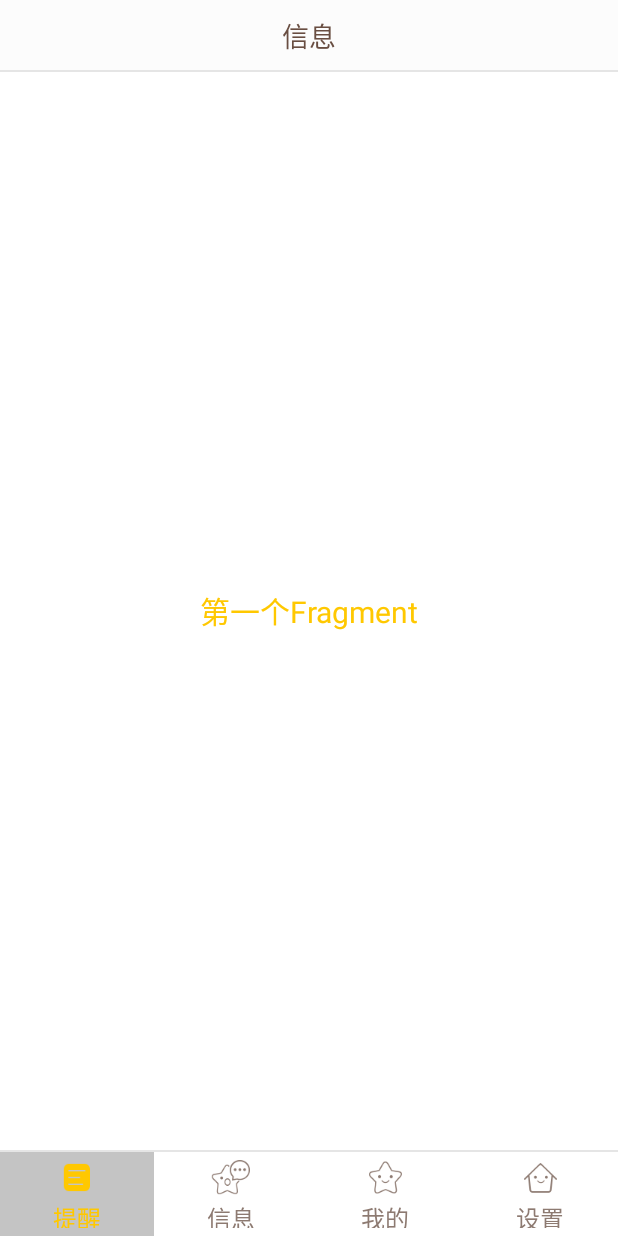
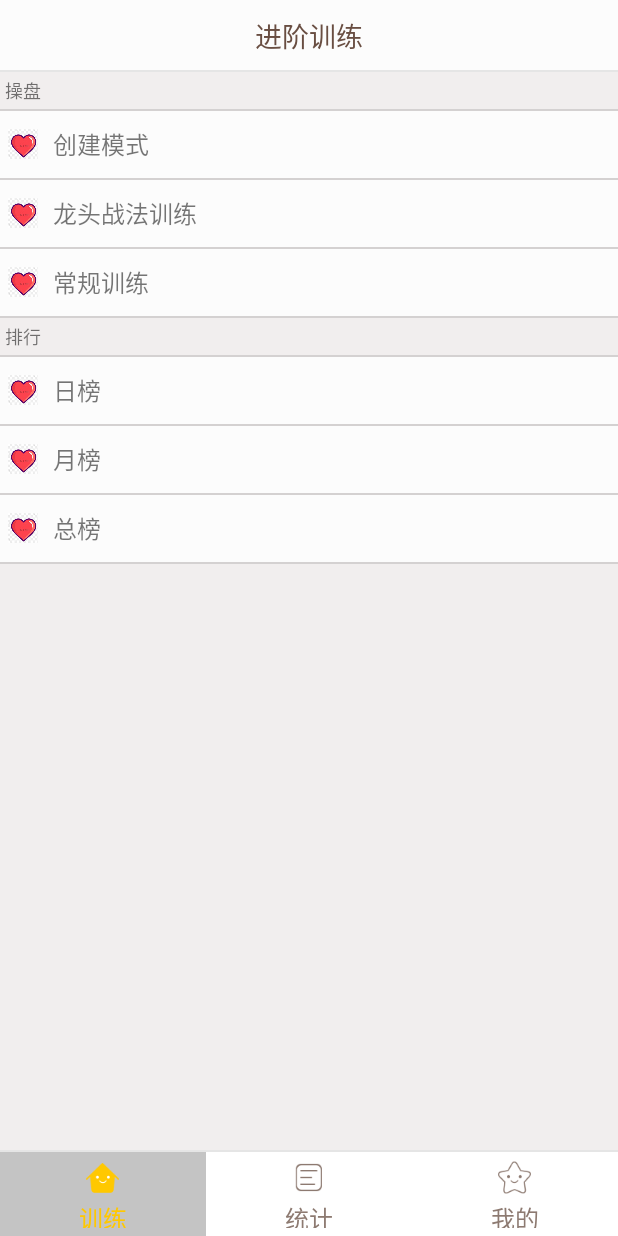
Before and after one commit to wangml-start/msxl, an Android app: the AppMainActivity screen opened directly, with no data from a screen before it, on a phone screen of 412 x 824 dp. Run offline under Robolectric (Android 15) with nearby library versions, the phone set to English and light mode, and no system bars.

Commit message:
主页面建设

```diff
--- a/app/src/main/java/com/cgmn/msxl/ac/AppMainActivity.java
+++ b/app/src/main/java/com/cgmn/msxl/ac/AppMainActivity.java
@@ -11,7 +11,7 @@ import android.widget.FrameLayout;
 import android.widget.TextView;
 import androidx.appcompat.app.AppCompatActivity;
 import com.cgmn.msxl.R;
-import com.cgmn.msxl.comp.PageFragment;
+import com.cgmn.msxl.comp.TrainFragment;
 import com.cgmn.msxl.utils.MessageUtil;
 
 public class AppMainActivity extends AppCompatActivity
@@ -19,52 +19,47 @@ public class AppMainActivity extends AppCompatActivity
     private static final String TAG = AppMainActivity.class.getSimpleName();
     private Context mContxt;
     //UI Object
-    private TextView txt_topbar;
-    private TextView txt_channel;
-    private TextView txt_message;
-    private TextView txt_better;
-    private TextView txt_setting;
+    private TextView txt_xunlian;
+    private TextView txt_statistic;
+    private TextView txt_may;
     private FrameLayout ly_content;
 
     //消息处理
     private Handler mHandler;
 
     //Fragment Object
-    private PageFragment fg1,fg2,fg3,fg4;
+    private TrainFragment fg1,fg2,fg3,fg4;
     private FragmentManager fManager;
 
     @Override
     protected void onCreate(Bundle savedInstanceState) {
         super.onCreate(savedInstanceState);
         setContentView(R.layout.app_main_layout);
+        mContxt = this;
         initMessageHandle();
         bindAppMainView();
         fManager = getFragmentManager();
-        txt_channel.performClick();
+        txt_xunlian.performClick();
     }
 
 
     private void bindAppMainView() {
         mContxt = this;
-        txt_topbar = (TextView) findViewById(R.id.txt_topbar);
-        txt_channel = (TextView) findViewById(R.id.txt_channel);
-        txt_message = (TextView) findViewById(R.id.txt_message);
-        txt_better = (TextView) findViewById(R.id.txt_better);
-        txt_setting = (TextView) findViewById(R.id.txt_setting);
+        txt_xunlian = (TextView) findViewById(R.id.txt_xunlian);
+        txt_statistic = (TextView) findViewById(R.id.txt_statistic);
+        txt_may = (TextView) findViewById(R.id.txt_may);
         ly_content = (FrameLayout) findViewById(R.id.ly_content);
 
-        txt_channel.setOnClickListener(this);
-        txt_message.setOnClickListener(this);
-        txt_better.setOnClickListener(this);
-        txt_setting.setOnClickListener(this);
+        txt_xunlian.setOnClickListener(this);
+        txt_statistic.setOnClickListener(this);
+        txt_may.setOnClickListener(this);
     }
 
     //重置所有文本的选中状态
     private void setSelected(){
-        txt_channel.setSelected(false);
-        txt_message.setSelected(false);
-        txt_better.setSelected(false);
-        txt_setting.setSelected(false);
+        txt_xunlian.setSelected(false);
+        txt_statistic.setSelected(false);
+        txt_may.setSelected(false);
     }
 
     private void initMessageHandle() {
@@ -72,7 +67,9 @@ public class AppMainActivity extends AppCompatActivity
             @Override
             public boolean handleMessage(Message msg) {
                 if (msg.what == MessageUtil.REQUEST_SUCCESS) {
+
                 } else if (msg.what == MessageUtil.EXCUTE_EXCEPTION) {
+
                 }
                 return false;
             }
@@ -93,44 +90,34 @@ public class AppMainActivity extends AppCompatActivity
         FragmentTransaction fTransaction = fManager.beginTransaction();
         hideAllFragment(fTransaction);
         switch (v.getId()){
-            case R.id.txt_channel:
+            case R.id.txt_xunlian:
                 setSelected();
-                txt_channel.setSelected(true);
+                txt_xunlian.setSelected(true);
                 if(fg1 == null){
-                    fg1 = new PageFragment("第一个Fragment");
+                    fg1 = new TrainFragment();
                     fTransaction.add(R.id.ly_content,fg1);
                 }else{
                     fTransaction.show(fg1);
                 }
                 break;
-            case R.id.txt_message:
+            case R.id.txt_statistic:
                 setSelected();
-                txt_message.setSelected(true);
+                txt_statistic.setSelected(true);
                 if(fg2 == null){
-                    fg2 = new PageFragment("第二个Fragment");
+//                    fg2 = new TrainFragment("第二个Fragment");
                     fTransaction.add(R.id.ly_content,fg2);
                 }else{
                     fTransaction.show(fg2);
                 }
                 break;
-            case R.id.txt_better:
+            case R.id.txt_may:
                 setSelected();
-                txt_better.setSelected(true);
+                txt_may.setSelected(true);
                 if(fg3 == null){
-                    fg3 = new PageFragment("第三个Fragment");
+//                    fg3 = new TrainFragment();
                     fTransaction.add(R.id.ly_content,fg3);
                 }else{
                     fTransaction.show(fg3);
-                }
-                break;
-            case R.id.txt_setting:
-                setSelected();
-                txt_setting.setSelected(true);
-                if(fg4 == null){
-                    fg4 = new PageFragment("第四个Fragment");
-                    fTransaction.add(R.id.ly_content,fg4);
-                }else{
-                    fTransaction.show(fg4);
                 }
                 break;
         }
--- /dev/null
+++ b/app/src/main/java/com/cgmn/msxl/comp/MayFragment.java
@@ -0,0 +1,26 @@
+package com.cgmn.msxl.comp;
+
+import android.annotation.SuppressLint;
+import android.app.Fragment;
+import android.os.Bundle;
+import android.view.LayoutInflater;
+import android.view.View;
+import android.view.ViewGroup;
+import android.widget.TextView;
+import com.cgmn.msxl.R;
+
+@SuppressLint("ValidFragment")
+public class MayFragment extends Fragment {
+    private String content;
+    public MayFragment(String content) {
+        this.content = content;
+    }
+
+    @Override
+    public View onCreateView(LayoutInflater inflater, ViewGroup container, Bundle savedInstanceState) {
+        View view = inflater.inflate(R.layout.train_fragment, container, false);
+//        TextView txt_content = (TextView) view.findViewById(R.id.txt_content);
+//        txt_content.setText(content);
+        return view;
+    }
+}
--- a/app/src/main/java/com/cgmn/msxl/comp/PageFragment.java
+++ b/app/src/main/java/com/cgmn/msxl/comp/StatisticFragment.java
@@ -10,17 +10,17 @@ import android.widget.TextView;
 import com.cgmn.msxl.R;
 
 @SuppressLint("ValidFragment")
-public class PageFragment extends Fragment {
+public class StatisticFragment extends Fragment {
     private String content;
-    public PageFragment(String content) {
+    public StatisticFragment(String content) {
         this.content = content;
     }
 
     @Override
     public View onCreateView(LayoutInflater inflater, ViewGroup container, Bundle savedInstanceState) {
-        View view = inflater.inflate(R.layout.fg_content, container, false);
-        TextView txt_content = (TextView) view.findViewById(R.id.txt_content);
-        txt_content.setText(content);
+        View view = inflater.inflate(R.layout.train_fragment, container, false);
+//        TextView txt_content = (TextView) view.findViewById(R.id.txt_content);
+//        txt_content.setText(content);
         return view;
     }
 }
--- /dev/null
+++ b/app/src/main/java/com/cgmn/msxl/comp/TrainFragment.java
@@ -0,0 +1,48 @@
+package com.cgmn.msxl.comp;
+
+import android.annotation.SuppressLint;
+import android.app.Fragment;
+import android.content.Context;
+import android.os.Bundle;
+import android.view.LayoutInflater;
+import android.view.View;
+import android.view.ViewGroup;
+import android.widget.ListView;
+import android.widget.TextView;
+import com.cgmn.msxl.R;
+import com.cgmn.msxl.comp.adpter.MutiLayoutAdapter;
+import com.cgmn.msxl.data.PageMainItem;
+import com.cgmn.msxl.data.SplitItem;
+
+import java.util.ArrayList;
+
+@SuppressLint("ValidFragment")
+public class TrainFragment extends Fragment {
+    private Context mContxt;
+    private ListView list_content;
+    private ArrayList<Object> mData = null;
+    private MutiLayoutAdapter myAdapter = null;
+
+    @Override
+    public View onCreateView(LayoutInflater inflater, ViewGroup container, Bundle savedInstanceState) {
+        View view = inflater.inflate(R.layout.train_fragment, container, false);
+        list_content = view.findViewById(R.id.list_content);
+        mContxt = view.getContext();
+        mData = new ArrayList<Object>();
+
+        mData.add(new SplitItem(getString(R.string.trading)));
+        mData.add(new PageMainItem(R.mipmap.head, getString(R.string.mode_setting)));
+        mData.add(new PageMainItem(R.mipmap.head, getString(R.string.dragTrain)));
+        mData.add(new PageMainItem(R.mipmap.head, getString(R.string.tradTrain)));
+
+        mData.add(new SplitItem(getString(R.string.ranking)));
+        mData.add(new PageMainItem(R.mipmap.head, getString(R.string.day_ranking)));
+        mData.add(new PageMainItem(R.mipmap.head, getString(R.string.month_ranking)));
+        mData.add(new PageMainItem(R.mipmap.head, getString(R.string.total_ranking)));
+
+        myAdapter = new MutiLayoutAdapter(mContxt, mData);
+        list_content.setAdapter(myAdapter);
+
+        return view;
+    }
+}
--- /dev/null
+++ b/app/src/main/java/com/cgmn/msxl/comp/adpter/MutiLayoutAdapter.java
@@ -0,0 +1,127 @@
+package com.cgmn.msxl.comp.adpter;
+
+import android.content.Context;
+import android.view.LayoutInflater;
+import android.view.View;
+import android.view.ViewGroup;
+import android.widget.BaseAdapter;
+import android.widget.ImageView;
+import android.widget.TextView;
+import com.cgmn.msxl.R;
+import com.cgmn.msxl.data.PageMainItem;
+import com.cgmn.msxl.data.SplitItem;
+
+import java.util.ArrayList;
+
+public class MutiLayoutAdapter extends BaseAdapter {
+
+    //定义两个类别标志
+    private static final int TYPE_SPLIT_ITEM = 0;
+    private static final int TYPE_MAIN_ITEM = 1;
+    private Context mContext;
+    private ArrayList<Object> mData = null;
+
+
+    public MutiLayoutAdapter(Context mContext, ArrayList<Object> mData) {
+        this.mContext = mContext;
+        this.mData = mData;
+    }
+
+    @Override
+    public int getCount() {
+        return mData.size();
+    }
+
+    @Override
+    public Object getItem(int position) {
+        return mData.get(position);
+    }
+
+    @Override
+    public long getItemId(int position) {
+        return position;
+    }
+
+    //多布局的核心，通过这个判断类别
+    @Override
+    public int getItemViewType(int position) {
+        if (mData.get(position) instanceof PageMainItem) {
+            return TYPE_MAIN_ITEM;
+        } else if (mData.get(position) instanceof SplitItem) {
+            return TYPE_SPLIT_ITEM;
+        } else {
+            return super.getItemViewType(position);
+        }
+    }
+
+    //类别数目
+    @Override
+    public int getViewTypeCount() {
+        return 2;
+    }
+
+
+    @Override
+    public View getView(int position, View convertView, ViewGroup parent) {
+        int type = getItemViewType(position);
+        ItemViewHolder itemHolder = null;
+        SplitViewHolder splitHolder = null;
+        if(convertView == null){
+            switch (type){
+                case TYPE_MAIN_ITEM:
+                    itemHolder = new ItemViewHolder();
+                    convertView = LayoutInflater.from(mContext).inflate(R.layout.main_list_item, parent, false);
+                    itemHolder.img_icon = (ImageView) convertView.findViewById(R.id.img_icon);
+                    itemHolder.txt_aname = (TextView) convertView.findViewById(R.id.txt_aname);
+                    convertView.setTag(R.id.tag_main_item,itemHolder);
+                    break;
+                case TYPE_SPLIT_ITEM:
+                    splitHolder = new SplitViewHolder();
+                    convertView = LayoutInflater.from(mContext).inflate(R.layout.split_item, parent, false);
+                    splitHolder.txt_split = (TextView) convertView.findViewById(R.id.txt_split_val);
+                    convertView.setTag(R.id.Tag_split_item,splitHolder);
+                    break;
+            }
+        }else{
+            switch (type){
+                case TYPE_MAIN_ITEM:
+                    itemHolder = (ItemViewHolder) convertView.getTag(R.id.tag_main_item);
+                    break;
+                case TYPE_SPLIT_ITEM:
+                    splitHolder = (SplitViewHolder) convertView.getTag(R.id.Tag_split_item);
+                    break;
+            }
+        }
+
+        Object obj = mData.get(position);
+        //设置下控件的值
+        switch (type){
+            case TYPE_MAIN_ITEM:
+                PageMainItem item = (PageMainItem) obj;
+                if(item != null){
+                    itemHolder.img_icon.setImageResource(item.getaIcon());
+                    itemHolder.txt_aname.setText(item.getaName());
+                }
+                break;
+            case TYPE_SPLIT_ITEM:
+                SplitItem split = (SplitItem) obj;
+                if(split != null){
+                    splitHolder.txt_split.setText(split.getSplitText());
+                }
+                break;
+        }
+        return convertView;
+    }
+
+
+    //两个不同的ViewHolder
+    private static class ItemViewHolder{
+        ImageView img_icon;
+        TextView txt_aname;
+    }
+
+    private static class SplitViewHolder{
+        TextView txt_split;
+    }
+
+}
--- /dev/null
+++ b/app/src/main/java/com/cgmn/msxl/data/PageMainItem.java
@@ -0,0 +1,30 @@
+package com.cgmn.msxl.data;
+
+public class PageMainItem {
+    private int aIcon;
+    private String aName;
+
+    public PageMainItem() {
+    }
+
+    public PageMainItem(int aIcon, String aName) {
+        this.aIcon = aIcon;
+        this.aName = aName;
+    }
+
+    public int getaIcon() {
+        return aIcon;
+    }
+
+    public String getaName() {
+        return aName;
+    }
+
+    public void setaIcon(int aIcon) {
+        this.aIcon = aIcon;
+    }
+
+    public void setaName(String aName) {
+        this.aName = aName;
+    }
+}
--- /dev/null
+++ b/app/src/main/java/com/cgmn/msxl/data/SplitItem.java
@@ -0,0 +1,17 @@
+package com.cgmn.msxl.data;
+
+public class SplitItem {
+    private String splitText;
+
+    public SplitItem(String content){
+        splitText = content;
+    }
+
+    public String getSplitText() {
+        return splitText;
+    }
+
+    public void setSplitText(String splitText) {
+        this.splitText = splitText;
+    }
+}
--- a/app/src/main/res/layout/app_main_layout.xml
+++ b/app/src/main/res/layout/app_main_layout.xml
@@ -3,33 +3,6 @@
         android:layout_width="match_parent"
         android:layout_height="match_parent"
         tools:context=".MainActivity">
-
-    <RelativeLayout
-            android:id="@+id/ly_top_bar"
-            android:layout_width="match_parent"
-            android:layout_height="48dp"
-            android:background="@color/bg_topbar">
-
-        <TextView
-                android:id="@+id/txt_topbar"
-                android:layout_width="match_parent"
-                android:layout_height="match_parent"
-                android:layout_centerInParent="true"
-                android:gravity="center"
-                android:textSize="18sp"
-                android:textColor="@color/text_topbar"
-                android:text="信息"/>
-
-
-        <View
-                android:layout_width="match_parent"
-                android:layout_height="2px"
-                android:background="@color/div_white"
-                android:layout_alignParentBottom="true"/>
-
-    </RelativeLayout>
-
-
 
     <LinearLayout
             android:id="@+id/ly_tab_bar"
@@ -38,9 +11,21 @@
             android:layout_alignParentBottom="true"
             android:background="@color/bg_white"
             android:orientation="horizontal">
-
         <TextView
-                android:id="@+id/txt_channel"
+                android:id="@+id/txt_xunlian"
+                android:layout_width="0dp"
+                android:layout_height="match_parent"
+                android:layout_weight="1"
+                android:background="@drawable/tab_menu_bg"
+                android:drawablePadding="3dp"
+                android:drawableTop="@drawable/tab_menu_setting"
+                android:gravity="center"
+                android:padding="5dp"
+                android:text="@string/tab_menu_xunlian"
+                android:textColor="@drawable/tab_menu_text"
+                android:textSize="16sp"/>
+        <TextView
+                android:id="@+id/txt_statistic"
                 android:layout_width="0dp"
                 android:layout_height="match_parent"
                 android:layout_weight="1"
@@ -49,26 +34,11 @@
                 android:drawableTop="@drawable/tab_menu_channel"
                 android:gravity="center"
                 android:padding="5dp"
-                android:text="@string/tab_menu_alert"
+                android:text="@string/tab_menu_statistic"
                 android:textColor="@drawable/tab_menu_text"
                 android:textSize="16sp" />
-
         <TextView
-                android:id="@+id/txt_message"
-                android:layout_width="0dp"
-                android:layout_height="match_parent"
-                android:layout_weight="1"
-                android:background="@drawable/tab_menu_bg"
-                android:drawablePadding="3dp"
-                android:drawableTop="@drawable/tab_menu_message"
-                android:gravity="center"
-                android:padding="5dp"
-                android:text="@string/tab_menu_profile"
-                android:textColor="@drawable/tab_menu_text"
-                android:textSize="16sp" />
-
-        <TextView
-                android:id="@+id/txt_better"
+                android:id="@+id/txt_may"
                 android:layout_width="0dp"
                 android:layout_height="match_parent"
                 android:layout_weight="1"
@@ -77,23 +47,9 @@
                 android:drawableTop="@drawable/tab_menu_better"
                 android:gravity="center"
                 android:padding="5dp"
-                android:text="@string/tab_menu_pay"
+                android:text="@string/tab_menu_may"
                 android:textColor="@drawable/tab_menu_text"
                 android:textSize="16sp" />
-
-        <TextView
-                android:id="@+id/txt_setting"
-                android:layout_width="0dp"
-                android:layout_height="match_parent"
-                android:layout_weight="1"
-                android:background="@drawable/tab_menu_bg"
-                android:drawablePadding="3dp"
-                android:drawableTop="@drawable/tab_menu_setting"
-                android:gravity="center"
-                android:padding="5dp"
-                android:text="@string/tab_menu_setting"
-                android:textColor="@drawable/tab_menu_text"
-                android:textSize="16sp"/>
 
     </LinearLayout>
 
@@ -108,7 +64,6 @@
     <FrameLayout
             android:layout_width="match_parent"
             android:layout_height="match_parent"
-            android:layout_below="@id/ly_top_bar"
             android:layout_above="@id/div_tab_bar"
             android:id="@+id/ly_content">
 
--- a/app/src/main/res/layout/fg_content.xml
+++ /dev/null
@@ -1,16 +0,0 @@
-<?xml version="1.0" encoding="utf-8"?>
-<LinearLayout xmlns:android="http://schemas.android.com/apk/res/android"
-    android:orientation="vertical" android:layout_width="match_parent"
-    android:layout_height="match_parent"
-    android:background="@color/bg_white">
-
-    <TextView
-        android:id="@+id/txt_content"
-        android:layout_width="match_parent"
-        android:layout_height="match_parent"
-        android:gravity="center"
-        android:text="呵呵"
-        android:textColor="@color/text_yellow"
-        android:textSize="20sp"/>
-
-</LinearLayout>
--- /dev/null
+++ b/app/src/main/res/layout/main_list_item.xml
@@ -0,0 +1,26 @@
+<?xml version="1.0" encoding="utf-8"?>
+<RelativeLayout xmlns:android="http://schemas.android.com/apk/res/android"
+        android:layout_width="match_parent"
+        android:layout_height="match_parent"
+        android:orientation="horizontal"
+        android:background="@color/bg_topbar"
+        android:padding="5dp">
+    <ImageView
+            android:id="@+id/img_icon"
+            android:layout_width="20dp"
+            android:layout_height="20dp"
+            android:layout_centerVertical="true"
+            android:layout_alignParentLeft="true"
+            android:src="@mipmap/head" />
+           />
+
+    <TextView
+            android:id="@+id/txt_aname"
+            android:layout_width="match_parent"
+            android:layout_height="match_parent"
+            android:layout_centerVertical="true"
+            android:layout_alignParentLeft="true"
+            android:layout_marginLeft="30dp"
+            android:layout_marginTop="10dp"
+            android:textSize="@dimen/NormalSize" />
+</RelativeLayout>
--- /dev/null
+++ b/app/src/main/res/layout/split_item.xml
@@ -0,0 +1,17 @@
+<?xml version="1.0" encoding="utf-8"?>
+<RelativeLayout xmlns:android="http://schemas.android.com/apk/res/android"
+        android:layout_width="match_parent"
+        android:layout_height="wrap_content"
+        android:orientation="horizontal"
+        android:layout_marginTop="20dp"
+        android:padding="3dp">
+
+    <TextView
+            android:id="@+id/txt_split_val"
+            android:layout_width="match_parent"
+            android:layout_height="match_parent"
+            android:layout_centerVertical="true"
+            android:layout_alignParentLeft="true"
+            android:text="SSDSD"
+            android:textSize="@dimen/smallSize" />
+</RelativeLayout>
--- a/app/src/main/res/layout/toast_layout.xml
+++ b/app/src/main/res/layout/toast_layout.xml
@@ -15,8 +15,8 @@
         android:layout_marginLeft="10dp"
         android:layout_marginRight="10dp"
         android:gravity="center"
-        android:textColor="@color/colorWhite"
-        android:textSize="17sp" />
+        android:textColor="@color/bg_white"
+        android:textSize="@dimen/NormalSize" />
 
     <TextView
         android:id="@+id/toast_sub"
@@ -27,7 +27,7 @@
         android:layout_marginRight="10dp"
         android:layout_marginTop="5dp"
         android:gravity="center"
-        android:textColor="@color/colorWhite"
-        android:textSize="12sp"
+        android:textColor="@color/bg_white"
+        android:textSize="@dimen/NormalSize"
         android:visibility="gone" />
 </LinearLayout>
--- /dev/null
+++ b/app/src/main/res/layout/train_fragment.xml
@@ -0,0 +1,37 @@
+<?xml version="1.0" encoding="utf-8"?>
+<LinearLayout xmlns:android="http://schemas.android.com/apk/res/android"
+    android:orientation="vertical" android:layout_width="match_parent"
+    android:layout_height="match_parent"
+    android:background="@color/bg_gray">
+
+    <RelativeLayout
+            android:id="@+id/frg_tain_top_bar"
+            android:layout_width="match_parent"
+            android:layout_height="48dp"
+            android:background="@color/bg_topbar">
+
+        <TextView
+                android:id="@+id/txt_frg_tain"
+                android:layout_width="match_parent"
+                android:layout_height="match_parent"
+                android:layout_centerInParent="true"
+                android:gravity="center"
+                android:text="@string/up_train_txt"
+                android:textColor="@color/text_topbar"
+                android:textSize="18sp" />
+
+        <View
+                android:layout_width="match_parent"
+                android:layout_height="2px"
+                android:layout_alignParentBottom="true"
+                android:background="@color/div_white" />
+
+    </RelativeLayout>
+
+
+    <ListView
+            android:id="@+id/list_content"
+            android:layout_width="match_parent"
+            android:layout_height="match_parent"/>
+
+</LinearLayout>
--- /dev/null
+++ b/app/src/main/res/values/appString.xml
@@ -0,0 +1,16 @@
+<?xml version="1.0" encoding="utf-8"?>
+<resources>
+    <item name="tag_main_item" type="id"></item>
+    <item name="Tag_split_item" type="id"></item>
+
+    <string name="trading">操盘</string>
+    <string name="mode_setting">创建模式</string>
+    <string name="dragTrain">龙头战法训练</string>
+    <string name="tradTrain">常规训练</string>
+    <string name="up_train_txt">进阶训练</string>
+    <string name="ranking">排行</string>
+    <string name="total_ranking">总榜</string>
+    <string name="month_ranking">月榜</string>
+    <string name="day_ranking">日榜</string>
+
+</resources>
--- a/app/src/main/res/values/colors.xml
+++ b/app/src/main/res/values/colors.xml
@@ -3,16 +3,18 @@
     <color name="colorPrimary">#6200EE</color>
     <color name="colorPrimaryDark">#3700B3</color>
     <color name="colorAccent">#03DAC5</color>
+    <color name="bg_white_title">#FFFFFFF2</color>
     <color name="bg_white">#FFFFFF</color>
     <color name="div_white">#E5E5E5</color>
     <color name="text_hint">#B5B2B2</color>
 
 
-    <color name="colorWhite">#FFF</color>
     <color name="bg_topbar">#FCFCFC</color>
     <color name="text_topbar">#694E42</color>
     <color name="text_yellow">#FFC800</color>
     <color name="transparent">#00FFFFFF</color>
     <color name="text_gray">#8D7A71</color>
 
+    <color name="bg_gray">#F1EEEE</color>
+
 </resources>
--- /dev/null
+++ b/app/src/main/res/values/dimens.xml
@@ -0,0 +1,6 @@
+<?xml version="1.0" encoding="utf-8"?>
+<resources>
+    <dimen name="LargeSize">20sp</dimen>
+    <dimen name="NormalSize">16sp</dimen>
+    <dimen name="smallSize">12sp</dimen>
+</resources>
--- a/app/src/main/res/values/strings.xml
+++ b/app/src/main/res/values/strings.xml
@@ -23,9 +23,9 @@
     <string name="so_many_task">当前执行的任务过多，请稍后再试</string>
 
 
+    <string name="tab_menu_xunlian">训练</string>
+    <string name="tab_menu_statistic">统计</string>
     <string name="tab_menu_alert">提醒</string>
-    <string name="tab_menu_profile">信息</string>
-    <string name="tab_menu_pay">我的</string>
-    <string name="tab_menu_setting">设置</string>
+    <string name="tab_menu_may">我的</string>
 
 </resources>
--- a/app/src/main/res/values/styles.xml
+++ b/app/src/main/res/values/styles.xml
@@ -3,7 +3,7 @@
     <style name="AppTheme" parent="Theme.AppCompat.Light.NoActionBar">
         <!-- Customize your theme here. -->
         <item name="colorPrimary">@color/colorPrimary</item>
-        <item name="colorPrimaryDark">@color/colorWhite</item>
+        <item name="colorPrimaryDark">@color/bg_white_title</item>
         <item name="colorAccent">@color/colorAccent</item>
     </style>
 </resources>
```
Also changed, not shown: app/src/main/res/mipmap/head.png (added).
